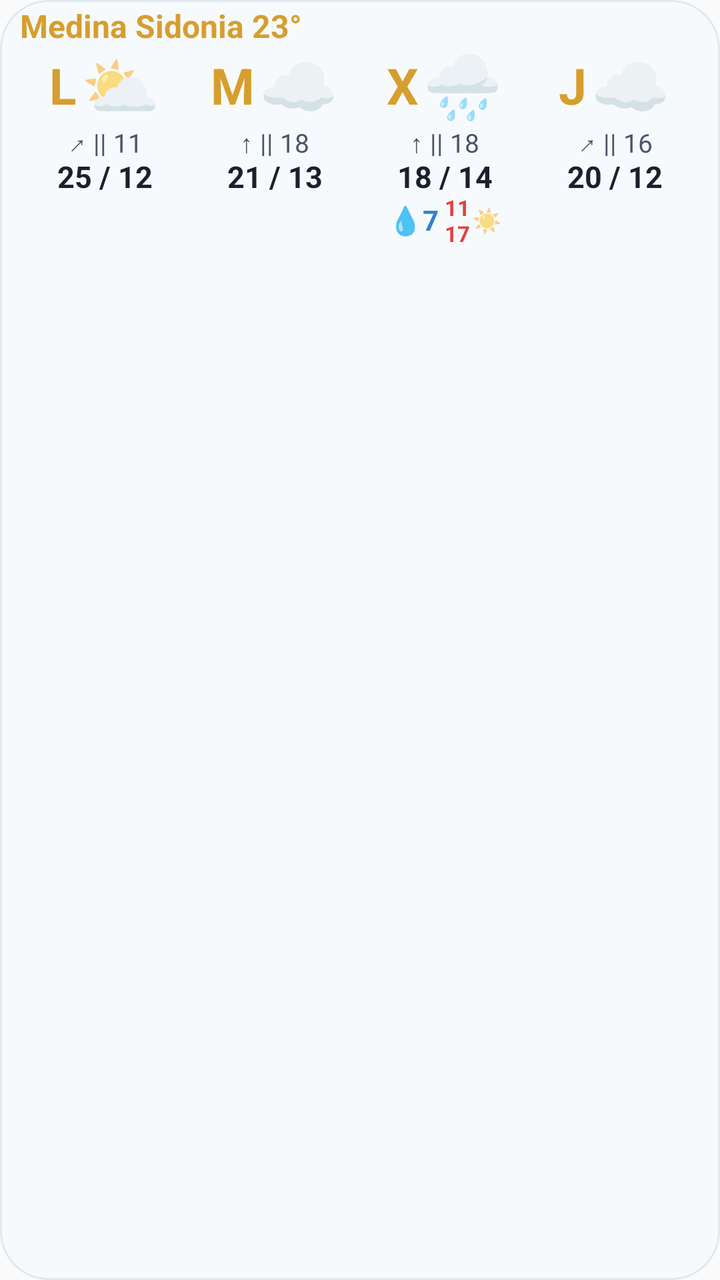
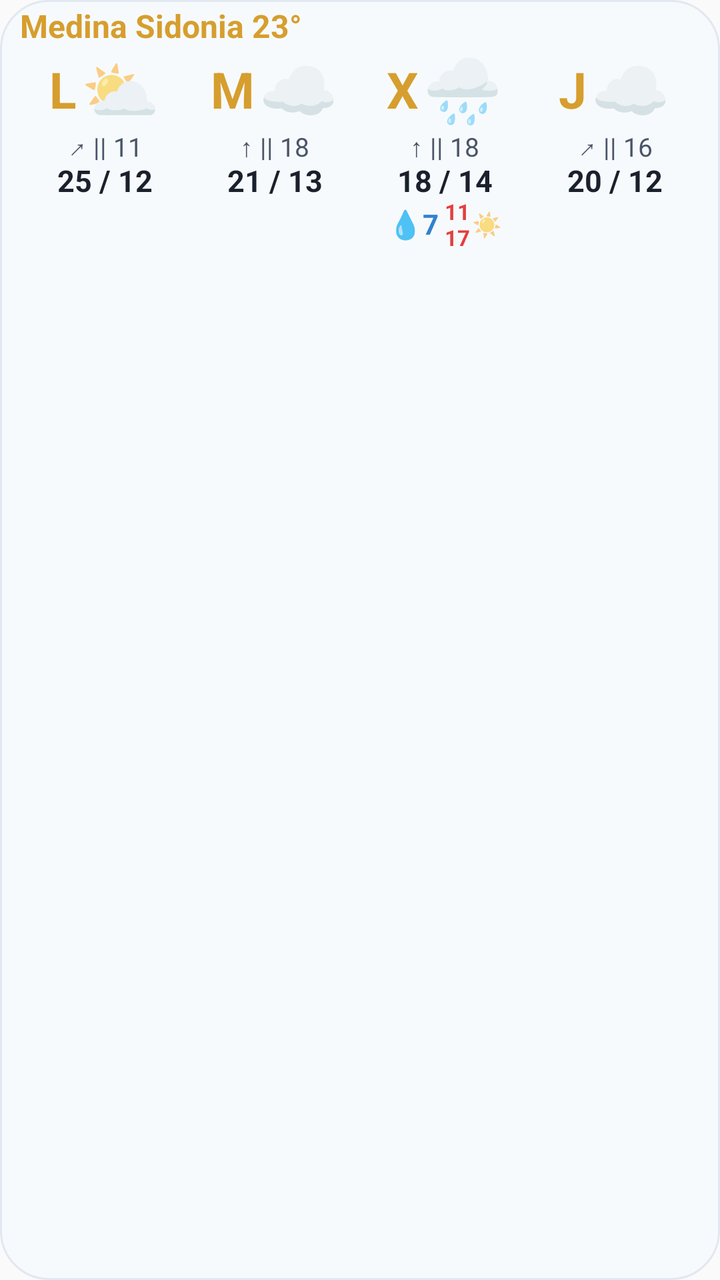

An Android layout rendered at two revisions. The XML below is the earlier revision; the diff shows what the commit changed to produce the second picture.
<!-- AndroidManifest.xml: application theme Theme.AemetWidget -->
<!-- res/layout/widget_weather_light.xml -->
<?xml version="1.0" encoding="utf-8"?>
<LinearLayout xmlns:android="http://schemas.android.com/apk/res/android"
    android:id="@+id/widgetRoot"
    android:layout_width="match_parent"
    android:layout_height="match_parent"
    android:background="@drawable/bg_widget_light"
    android:orientation="vertical"
    android:paddingStart="10dp"
    android:paddingEnd="10dp"
    android:paddingTop="4dp"
    android:paddingBottom="2dp">

    
    <LinearLayout
        android:layout_width="match_parent"
        android:layout_height="wrap_content"
        android:gravity="center_vertical"
        android:orientation="horizontal"
        android:layout_marginBottom="2dp">

        <TextView
            android:id="@+id/tvHeaderCityTemp"
            android:layout_width="0dp"
            android:layout_height="wrap_content"
            android:layout_weight="1"
            android:ellipsize="end"
            android:includeFontPadding="false"
            android:singleLine="true"
            android:text="Medina Sidonia 23°"
            android:textColor="#D69E2E"
            android:textSize="16sp"
            android:textStyle="bold" />

        <TextView
            android:id="@+id/tvUpdateTime"
            android:layout_width="wrap_content"
            android:layout_height="wrap_content"
            android:includeFontPadding="false"
            android:text=""
            android:textColor="#4A5568"
            android:textSize="11sp" />
    </LinearLayout>

    
    <LinearLayout
        android:layout_width="match_parent"
        android:layout_height="0dp"
        android:layout_weight="1"
        android:orientation="horizontal"
        android:weightSum="4">

        
        <LinearLayout
            android:layout_width="0dp"
            android:layout_height="match_parent"
            android:layout_weight="1"
            android:gravity="center_horizontal"
            android:orientation="vertical">

            <LinearLayout
                android:layout_width="wrap_content"
                android:layout_height="wrap_content"
                android:gravity="center_vertical"
                android:orientation="horizontal">

                <TextView
                    android:id="@+id/day0"
                    android:layout_width="wrap_content"
                    android:layout_height="wrap_content"
                    android:layout_marginEnd="2dp"
                    android:includeFontPadding="false"
                    android:text="L"
                    android:textColor="#D69E2E"
                    android:textSize="25sp"
                    android:textStyle="bold" />

                <TextView
                    android:id="@+id/icon0"
                    android:layout_width="wrap_content"
                    android:layout_height="wrap_content"
                    android:includeFontPadding="false"
                    android:text="⛅"
                    android:textSize="32sp" />
            </LinearLayout>

            <TextView
                android:id="@+id/wind0"
                android:layout_width="wrap_content"
                android:layout_height="wrap_content"
                android:includeFontPadding="false"
                android:text="↗ || 11"
                android:textColor="#4A5568"
                android:textSize="13sp" />

            <TextView
                android:id="@+id/temp0"
                android:layout_width="wrap_content"
                android:layout_height="wrap_content"
                android:includeFontPadding="false"
                android:text="25 / 12"
                android:textColor="#1A202C"
                android:textSize="15sp"
                android:textStyle="bold" />

            
            <LinearLayout
                android:layout_width="wrap_content"
                android:layout_height="wrap_content"
                android:gravity="center_vertical"
                android:orientation="horizontal">

                <TextView
                    android:id="@+id/rain0"
                    android:layout_width="wrap_content"
                    android:layout_height="wrap_content"
                    android:includeFontPadding="false"
                    android:text=""
                    android:textColor="#3182CE"
                    android:textSize="14sp"
                    android:textStyle="bold" />

                <LinearLayout
                    android:layout_width="wrap_content"
                    android:layout_height="wrap_content"
                    android:layout_marginStart="3dp"
                    android:gravity="center_vertical"
                    android:orientation="horizontal">

                    <LinearLayout
                        android:layout_width="wrap_content"
                        android:layout_height="wrap_content"
                        android:gravity="center_horizontal"
                        android:orientation="vertical">

                        <TextView
                            android:id="@+id/uvStart0"
                            android:layout_width="wrap_content"
                            android:layout_height="wrap_content"
                            android:includeFontPadding="false"
                            android:text=""
                            android:textColor="#E53E3E"
                            android:textSize="11sp"
                            android:textStyle="bold" />

                        <TextView
                            android:id="@+id/uvEnd0"
                            android:layout_width="wrap_content"
                            android:layout_height="wrap_content"
                            android:includeFontPadding="false"
                            android:text=""
                            android:textColor="#E53E3E"
                            android:textSize="11sp"
                            android:textStyle="bold" />
                    </LinearLayout>

                    <TextView
                        android:id="@+id/uvIcon0"
                        android:layout_width="wrap_content"
                        android:layout_height="wrap_content"
                        android:layout_marginStart="1dp"
                        android:includeFontPadding="false"
                        android:text=""
                        android:textSize="12sp" />
                </LinearLayout>
            </LinearLayout>
        </LinearLayout>

        
        <LinearLayout
            android:layout_width="0dp"
            android:layout_height="match_parent"
            android:layout_weight="1"
            android:gravity="center_horizontal"
            android:orientation="vertical">

            <LinearLayout
                android:layout_width="wrap_content"
                android:layout_height="wrap_content"
                android:gravity="center_vertical"
                android:orientation="horizontal">

                <TextView
                    android:id="@+id/day1"
                    android:layout_width="wrap_content"
                    android:layout_height="wrap_content"
                    android:layout_marginEnd="2dp"
                    android:includeFontPadding="false"
                    android:text="M"
                    android:textColor="#D69E2E"
                    android:textSize="25sp"
                    android:textStyle="bold" />

                <TextView
                    android:id="@+id/icon1"
                    android:layout_width="wrap_content"
                    android:layout_height="wrap_content"
                    android:includeFontPadding="false"
                    android:text="☁️"
                    android:textSize="32sp" />
            </LinearLayout>

            <TextView
                android:id="@+id/wind1"
                android:layout_width="wrap_content"
                android:layout_height="wrap_content"
                android:includeFontPadding="false"
                android:text="↑ || 18"
                android:textColor="#4A5568"
                android:textSize="13sp" />

            <TextView
                android:id="@+id/temp1"
                android:layout_width="wrap_content"
                android:layout_height="wrap_content"
                android:includeFontPadding="false"
                android:text="21 / 13"
                android:textColor="#1A202C"
                android:textSize="15sp"
                android:textStyle="bold" />

            
            <LinearLayout
                android:layout_width="wrap_content"
                android:layout_height="wrap_content"
                android:gravity="center_vertical"
                android:orientation="horizontal">

                <TextView
                    android:id="@+id/rain1"
                    android:layout_width="wrap_content"
                    android:layout_height="wrap_content"
                    android:includeFontPadding="false"
                    android:text=""
                    android:textColor="#3182CE"
                    android:textSize="14sp"
                    android:textStyle="bold" />

                <LinearLayout
                    android:layout_width="wrap_content"
                    android:layout_height="wrap_content"
                    android:layout_marginStart="3dp"
                    android:gravity="center_vertical"
                    android:orientation="horizontal">

                    <LinearLayout
                        android:layout_width="wrap_content"
                        android:layout_height="wrap_content"
                        android:gravity="center_horizontal"
                        android:orientation="vertical">

                        <TextView
                            android:id="@+id/uvStart1"
                            android:layout_width="wrap_content"
                            android:layout_height="wrap_content"
                            android:includeFontPadding="false"
                            android:text=""
                            android:textColor="#E53E3E"
                            android:textSize="11sp"
                            android:textStyle="bold" />

                        <TextView
                            android:id="@+id/uvEnd1"
                            android:layout_width="wrap_content"
                            android:layout_height="wrap_content"
                            android:includeFontPadding="false"
                            android:text=""
                            android:textColor="#E53E3E"
                            android:textSize="11sp"
                            android:textStyle="bold" />
                    </LinearLayout>

                    <TextView
                        android:id="@+id/uvIcon1"
                        android:layout_width="wrap_content"
                        android:layout_height="wrap_content"
                        android:layout_marginStart="1dp"
                        android:includeFontPadding="false"
                        android:text=""
                        android:textSize="12sp" />
                </LinearLayout>
            </LinearLayout>
        </LinearLayout>

        
        <LinearLayout
            android:layout_width="0dp"
            android:layout_height="match_parent"
            android:layout_weight="1"
            android:gravity="center_horizontal"
            android:orientation="vertical">

            <LinearLayout
                android:layout_width="wrap_content"
                android:layout_height="wrap_content"
                android:gravity="center_vertical"
                android:orientation="horizontal">

                <TextView
                    android:id="@+id/day2"
                    android:layout_width="wrap_content"
                    android:layout_height="wrap_content"
                    android:layout_marginEnd="2dp"
                    android:includeFontPadding="false"
                    android:text="X"
                    android:textColor="#D69E2E"
                    android:textSize="25sp"
                    android:textStyle="bold" />

                <TextView
                    android:id="@+id/icon2"
                    android:layout_width="wrap_content"
                    android:layout_height="wrap_content"
                    android:includeFontPadding="false"
                    android:text="🌧️"
                    android:textSize="32sp" />
            </LinearLayout>

            <TextView
                android:id="@+id/wind2"
                android:layout_width="wrap_content"
                android:layout_height="wrap_content"
                android:includeFontPadding="false"
                android:text="↑ || 18"
                android:textColor="#4A5568"
                android:textSize="13sp" />

            <TextView
                android:id="@+id/temp2"
                android:layout_width="wrap_content"
                android:layout_height="wrap_content"
                android:includeFontPadding="false"
                android:text="18 / 14"
                android:textColor="#1A202C"
                android:textSize="15sp"
                android:textStyle="bold" />

            
            <LinearLayout
                android:layout_width="wrap_content"
                android:layout_height="wrap_content"
                android:gravity="center_vertical"
                android:orientation="horizontal">

                <TextView
                    android:id="@+id/rain2"
                    android:layout_width="wrap_content"
                    android:layout_height="wrap_content"
                    android:includeFontPadding="false"
                    android:text="💧7"
                    android:textColor="#3182CE"
                    android:textSize="14sp"
                    android:textStyle="bold" />

                <LinearLayout
                    android:layout_width="wrap_content"
                    android:layout_height="wrap_content"
                    android:layout_marginStart="3dp"
                    android:gravity="center_vertical"
                    android:orientation="horizontal">

                    <LinearLayout
                        android:layout_width="wrap_content"
                        android:layout_height="wrap_content"
                        android:gravity="center_horizontal"
                        android:orientation="vertical">

                        <TextView
                            android:id="@+id/uvStart2"
                            android:layout_width="wrap_content"
                            android:layout_height="wrap_content"
                            android:includeFontPadding="false"
                            android:text="11"
                            android:textColor="#E53E3E"
                            android:textSize="11sp"
                            android:textStyle="bold" />

                        <TextView
                            android:id="@+id/uvEnd2"
                            android:layout_width="wrap_content"
                            android:layout_height="wrap_content"
                            android:includeFontPadding="false"
                            android:text="17"
                            android:textColor="#E53E3E"
                            android:textSize="11sp"
                            android:textStyle="bold" />
                    </LinearLayout>

                    <TextView
                        android:id="@+id/uvIcon2"
                        android:layout_width="wrap_content"
                        android:layout_height="wrap_content"
                        android:layout_marginStart="1dp"
                        android:includeFontPadding="false"
                        android:text="☀️"
                        android:textSize="12sp" />
                </LinearLayout>
            </LinearLayout>
        </LinearLayout>

        
        <LinearLayout
            android:layout_width="0dp"
            android:layout_height="match_parent"
            android:layout_weight="1"
            android:gravity="center_horizontal"
            android:orientation="vertical">

            <LinearLayout
                android:layout_width="wrap_content"
                android:layout_height="wrap_content"
                android:gravity="center_vertical"
                android:orientation="horizontal">

                <TextView
                    android:id="@+id/day3"
                    android:layout_width="wrap_content"
                    android:layout_height="wrap_content"
                    android:layout_marginEnd="2dp"
                    android:includeFontPadding="false"
                    android:text="J"
                    android:textColor="#D69E2E"
                    android:textSize="25sp"
                    android:textStyle="bold" />

                <TextView
                    android:id="@+id/icon3"
                    android:layout_width="wrap_content"
                    android:layout_height="wrap_content"
                    android:includeFontPadding="false"
                    android:text="☁️"
                    android:textSize="32sp" />
            </LinearLayout>

            <TextView
                android:id="@+id/wind3"
                android:layout_width="wrap_content"
                android:layout_height="wrap_content"
                android:includeFontPadding="false"
                android:text="↗ || 16"
                android:textColor="#4A5568"
                android:textSize="13sp" />

            <TextView
                android:id="@+id/temp3"
                android:layout_width="wrap_content"
                android:layout_height="wrap_content"
                android:includeFontPadding="false"
                android:text="20 / 12"
                android:textColor="#1A202C"
                android:textSize="15sp"
                android:textStyle="bold" />

            
            <LinearLayout
                android:layout_width="wrap_content"
                android:layout_height="wrap_content"
                android:gravity="center_vertical"
                android:orientation="horizontal">

                <TextView
                    android:id="@+id/rain3"
                    android:layout_width="wrap_content"
                    android:layout_height="wrap_content"
                    android:includeFontPadding="false"
                    android:text=""
                    android:textColor="#3182CE"
                    android:textSize="14sp"
                    android:textStyle="bold" />

                <LinearLayout
                    android:layout_width="wrap_content"
                    android:layout_height="wrap_content"
                    android:layout_marginStart="3dp"
                    android:gravity="center_vertical"
                    android:orientation="horizontal">

                    <LinearLayout
                        android:layout_width="wrap_content"
                        android:layout_height="wrap_content"
                        android:gravity="center_horizontal"
                        android:orientation="vertical">

                        <TextView
                            android:id="@+id/uvStart3"
                            android:layout_width="wrap_content"
                            android:layout_height="wrap_content"
                            android:includeFontPadding="false"
                            android:text=""
                            android:textColor="#E53E3E"
                            android:textSize="11sp"
                            android:textStyle="bold" />

                        <TextView
                            android:id="@+id/uvEnd3"
                            android:layout_width="wrap_content"
                            android:layout_height="wrap_content"
                            android:includeFontPadding="false"
                            android:text=""
                            android:textColor="#E53E3E"
                            android:textSize="11sp"
                            android:textStyle="bold" />
                    </LinearLayout>

                    <TextView
                        android:id="@+id/uvIcon3"
                        android:layout_width="wrap_content"
                        android:layout_height="wrap_content"
                        android:layout_marginStart="1dp"
                        android:includeFontPadding="false"
                        android:text=""
                        android:textSize="12sp" />
                </LinearLayout>
            </LinearLayout>
        </LinearLayout>

    </LinearLayout>

</LinearLayout>
<!-- resources referenced by this layout -->
<resources>
  <!-- drawable bg_widget_light (drawable) -->
  <?xml version="1.0" encoding="utf-8"?>
  <shape xmlns:android="http://schemas.android.com/apk/res/android"
      android:shape="rectangle">
      <solid android:color="#F7FAFC" />
      <corners android:radius="24dp" />
      <stroke android:width="1dp" android:color="#E2E8F0" />
  </shape>
  <style name="Theme.AemetWidget" parent="android:Theme.Material.Light.NoActionBar" />
</resources>

<!-- the commit's change to res/layout/widget_weather_light.xml (unified diff, before → after) -->
@@ -51,11 +51,14 @@
 
         
         <LinearLayout
+            android:id="@+id/card0"
             android:layout_width="0dp"
             android:layout_height="match_parent"
             android:layout_weight="1"
             android:gravity="center_horizontal"
-            android:orientation="vertical">
+            android:orientation="vertical"
+            android:paddingTop="2dp"
+            android:paddingBottom="2dp">
 
             <LinearLayout
                 android:layout_width="wrap_content"
@@ -167,11 +170,14 @@
 
         
         <LinearLayout
+            android:id="@+id/card1"
             android:layout_width="0dp"
             android:layout_height="match_parent"
             android:layout_weight="1"
             android:gravity="center_horizontal"
-            android:orientation="vertical">
+            android:orientation="vertical"
+            android:paddingTop="2dp"
+            android:paddingBottom="2dp">
 
             <LinearLayout
                 android:layout_width="wrap_content"
@@ -283,11 +289,14 @@
 
         
         <LinearLayout
+            android:id="@+id/card2"
             android:layout_width="0dp"
             android:layout_height="match_parent"
             android:layout_weight="1"
             android:gravity="center_horizontal"
-            android:orientation="vertical">
+            android:orientation="vertical"
+            android:paddingTop="2dp"
+            android:paddingBottom="2dp">
 
             <LinearLayout
                 android:layout_width="wrap_content"
@@ -399,11 +408,14 @@
 
         
         <LinearLayout
+            android:id="@+id/card3"
             android:layout_width="0dp"
             android:layout_height="match_parent"
             android:layout_weight="1"
             android:gravity="center_horizontal"
-            android:orientation="vertical">
+            android:orientation="vertical"
+            android:paddingTop="2dp"
+            android:paddingBottom="2dp">
 
             <LinearLayout
                 android:layout_width="wrap_content"
